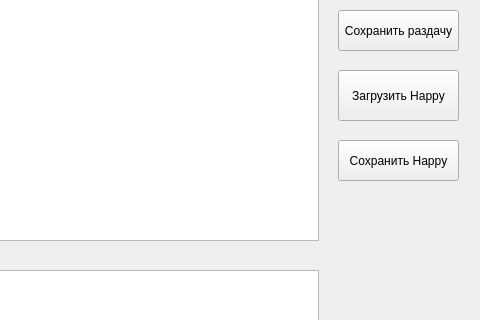
This is design.ui in CoolSheff131/python-excel-edit-somehow-4-lab as Qt 5 draws it before an edit; both pictures show x 452 to 932 and y 130 to 450 of the 932 by 912 pixel window. The edited form follows.
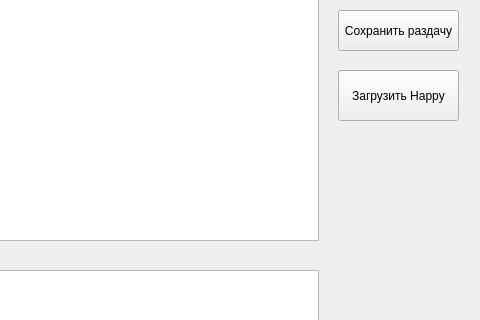
This is the edited form.

Commit message: load all sheets in happy

What changed in the file:
```diff
--- a/design.ui
+++ b/design.ui
@@ -121,19 +121,6 @@
     <string>Сохранить раздачу</string>
    </property>
   </widget>
-  <widget class="QPushButton" name="saveHappyBtn">
-   <property name="geometry">
-    <rect>
-     <x>790</x>
-     <y>270</y>
-     <width>121</width>
-     <height>41</height>
-    </rect>
-   </property>
-   <property name="text">
-    <string>Сохранить Happy</string>
-   </property>
-  </widget>
  </widget>
  <resources/>
  <connections/>
```
The commit also changes 12 other files.
